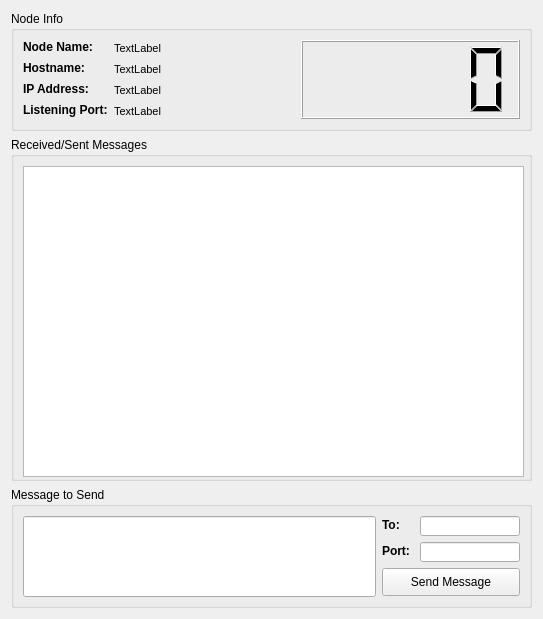
First picture: the form in nodeGUI.ui, repository 5coho/Distributed-Logical-Clock, before the edit.
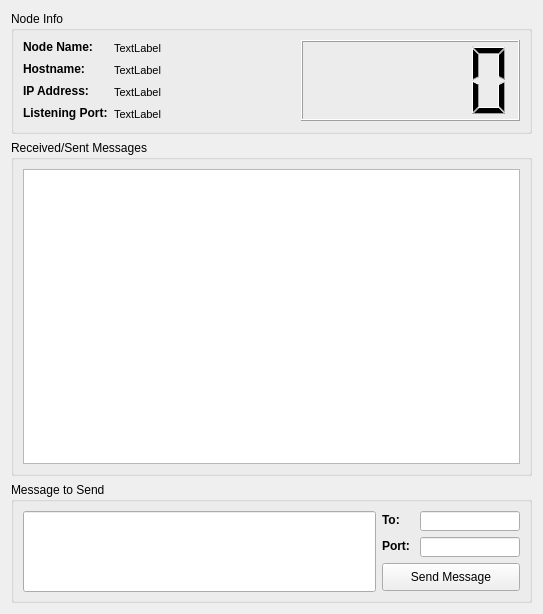
Second picture: the form after the edit.

```diff
--- a/nodeGUI.ui
+++ b/nodeGUI.ui
@@ -7,7 +7,7 @@
     <x>0</x>
     <y>0</y>
     <width>543</width>
-    <height>619</height>
+    <height>614</height>
    </rect>
   </property>
   <property name="windowTitle">
@@ -253,7 +253,7 @@
      <property name="minimumSize">
       <size>
        <width>521</width>
-       <height>341</height>
+       <height>199</height>
       </size>
      </property>
      <property name="maximumSize">
@@ -270,8 +270,8 @@
        <widget class="QTextEdit" name="textEdit_received">
         <property name="minimumSize">
          <size>
-          <width>501</width>
-          <height>311</height>
+          <width>497</width>
+          <height>159</height>
          </size>
         </property>
         <property name="maximumSize">
```
Left out of the diff: 44 changed lines with no effect on the pictures.
